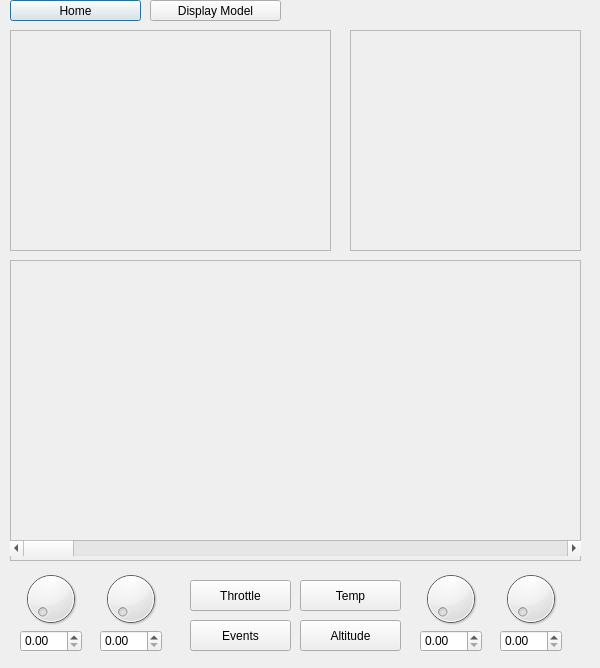
Qt form src/Win/Argous Qt code base/ArgouseBaseSoftware/tripdata.ui (Wabinabi/Argos) before a commit.
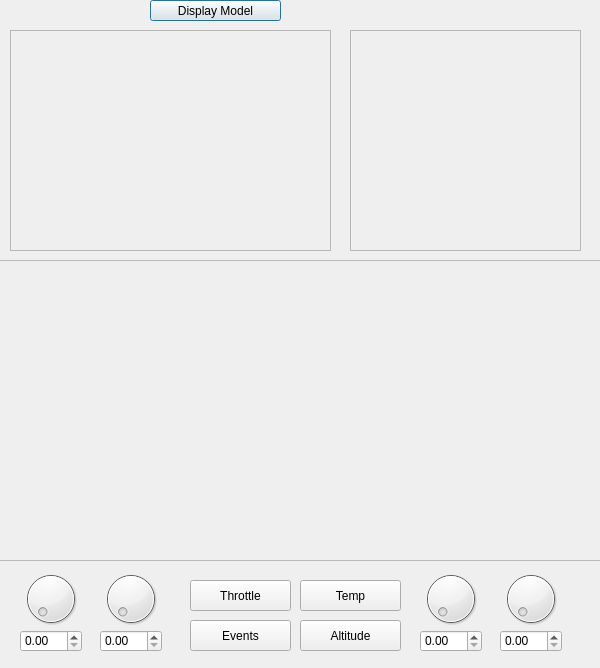
The same form after that commit.

Commit message: Enabled passing of drone events vectors to child tripdata

Patch:
```diff
--- a/src/Win/Argous Qt code base/ArgouseBaseSoftware/tripdata.ui
+++ b/src/Win/Argous Qt code base/ArgouseBaseSoftware/tripdata.ui
@@ -13,19 +13,6 @@
   <property name="windowTitle">
    <string>Dialog</string>
   </property>
-  <widget class="QPushButton" name="HomeBtn">
-   <property name="geometry">
-    <rect>
-     <x>10</x>
-     <y>0</y>
-     <width>131</width>
-     <height>21</height>
-    </rect>
-   </property>
-   <property name="text">
-    <string>Home</string>
-   </property>
-  </widget>
   <widget class="QPushButton" name="DisplayModel">
    <property name="geometry">
     <rect>
@@ -74,9 +61,9 @@
   <widget class="QFrame" name="frame_3">
    <property name="geometry">
     <rect>
-     <x>10</x>
+     <x>-10</x>
      <y>260</y>
-     <width>571</width>
+     <width>611</width>
      <height>301</height>
     </rect>
    </property>
@@ -86,29 +73,20 @@
    <property name="frameShadow">
     <enum>QFrame::Raised</enum>
    </property>
-   <widget class="QScrollBar" name="horizontalScrollBar">
+   <widget class="QStackedWidget" name="stackedWidget">
     <property name="geometry">
      <rect>
-      <x>0</x>
-      <y>280</y>
-      <width>571</width>
-      <height>16</height>
+      <x>19</x>
+      <y>-1</y>
+      <width>581</width>
+      <height>301</height>
      </rect>
     </property>
-    <property name="orientation">
-     <enum>Qt::Horizontal</enum>
+    <property name="currentIndex">
+     <number>0</number>
     </property>
-   </widget>
-   <widget class="QWidget" name="verticalLayoutWidget">
-    <property name="geometry">
-     <rect>
-      <x>9</x>
-      <y>10</y>
-      <width>551</width>
-      <height>261</height>
-     </rect>
-    </property>
-    <layout class="QVBoxLayout" name="graphDisp"/>
+    <widget class="QWidget" name="page_3"/>
+    <widget class="QWidget" name="page_4"/>
    </widget>
   </widget>
   <widget class="QPushButton" name="pushButton">
```
Left out of the diff: 8 changed lines with no effect on the pictures. The commit also changes 4 other files.
